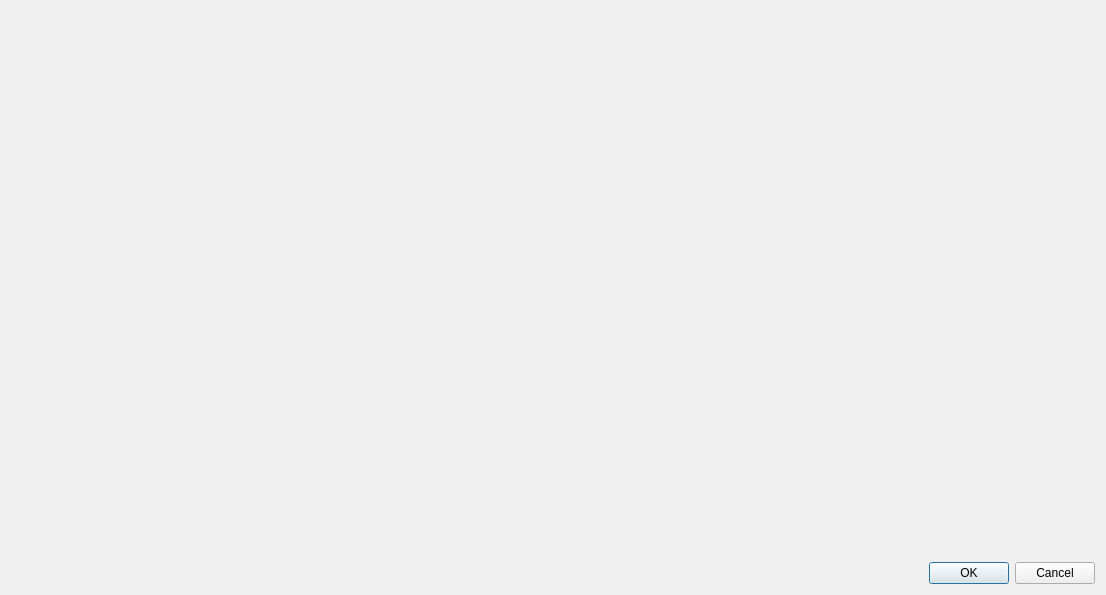
whs31/quasar-software, file src/network/tcpdebug.ui: the form before one commit.
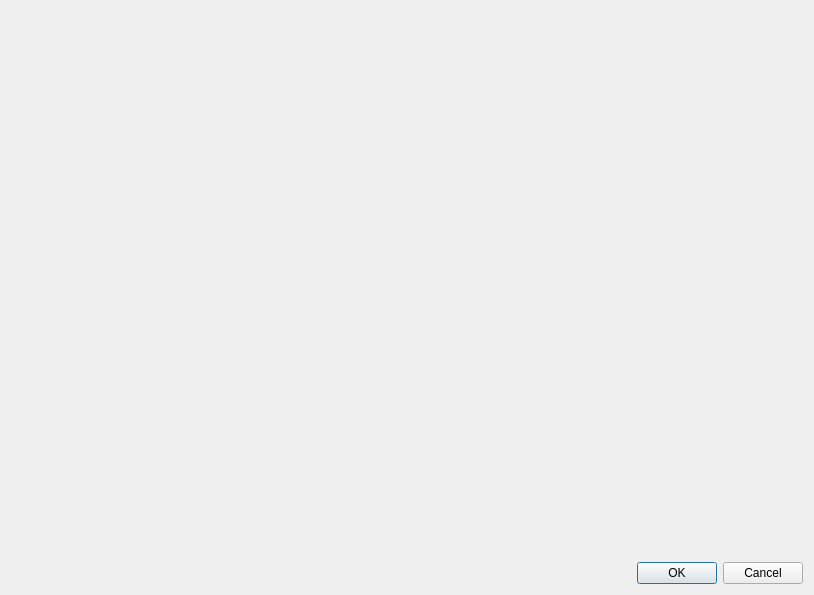
The form after the commit.

Commit message: Микрофикс

Patch:
```diff
--- a/src/network/tcpdebug.ui
+++ b/src/network/tcpdebug.ui
@@ -6,7 +6,7 @@
    <rect>
     <x>0</x>
     <y>0</y>
-    <width>1106</width>
+    <width>814</width>
     <height>595</height>
    </rect>
   </property>
@@ -29,6 +29,9 @@
      <property name="standardButtons">
       <set>QDialogButtonBox::Cancel|QDialogButtonBox::Ok</set>
      </property>
+     <property name="centerButtons">
+      <bool>false</bool>
+     </property>
     </widget>
    </item>
   </layout>
```
Left out of the diff: 2 changed lines with no effect on the pictures. The commit also changes 2 other files.
